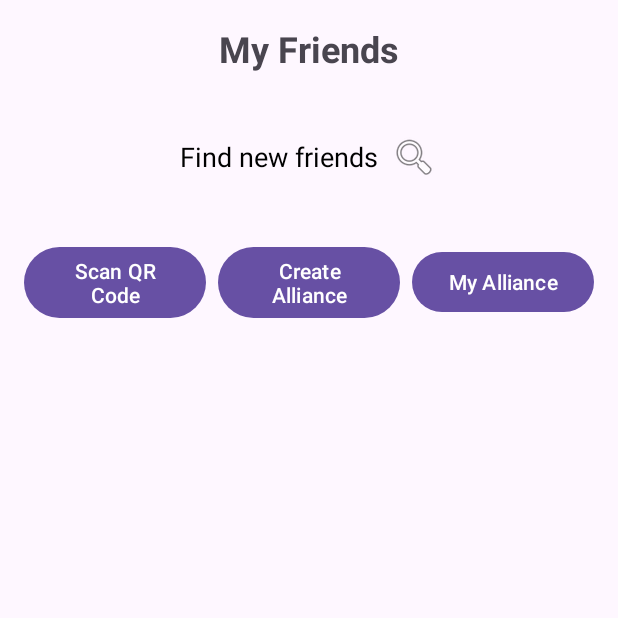
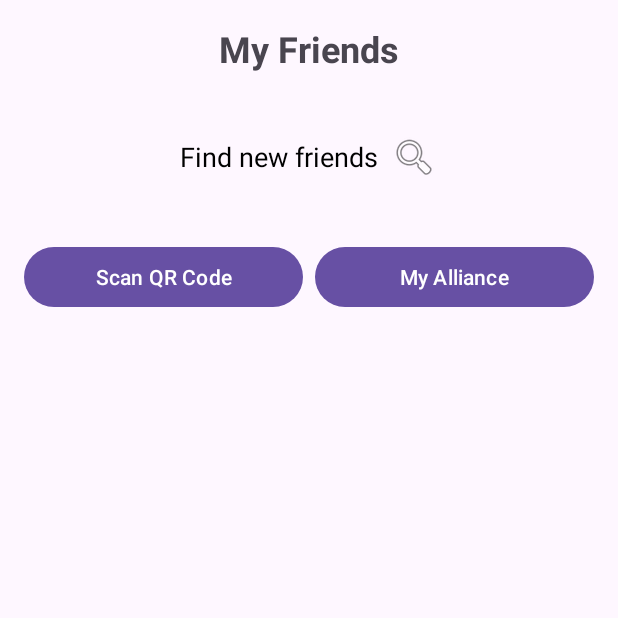
Before and after one commit to stamenkovicx/e2-ma-tim13-2025, an Android app: the FriendsActivity screen opened directly, with no data from a screen before it, on a phone screen of 412 x 824 dp, the top half of it. Run offline under Robolectric (Android 15) with nearby library versions, the phone set to English and light mode, and no system bars; our stand-ins replace Firebase (no records; nobody signed in at launch, a user with empty details on screens opened directly).

Commit message:
fix: fixed bug for sending alliance requests

```diff
--- a/MyApplication/app/src/main/res/layout/activity_friends.xml
+++ b/MyApplication/app/src/main/res/layout/activity_friends.xml
@@ -65,7 +65,8 @@
             android:layout_height="wrap_content"
             android:layout_weight="1"
             android:layout_marginStart="8dp"
-            android:text="Create Alliance" />
+            android:text="Create Alliance"
+            android:visibility="gone" />
 
         <Button
             android:id="@+id/btnMyAlliance"
```
Also changed, not shown: MyApplication/app/src/main/java/com/example/myapplication/data/database/UserRepositoryFirebaseImpl.java (+28 -18 lines).
